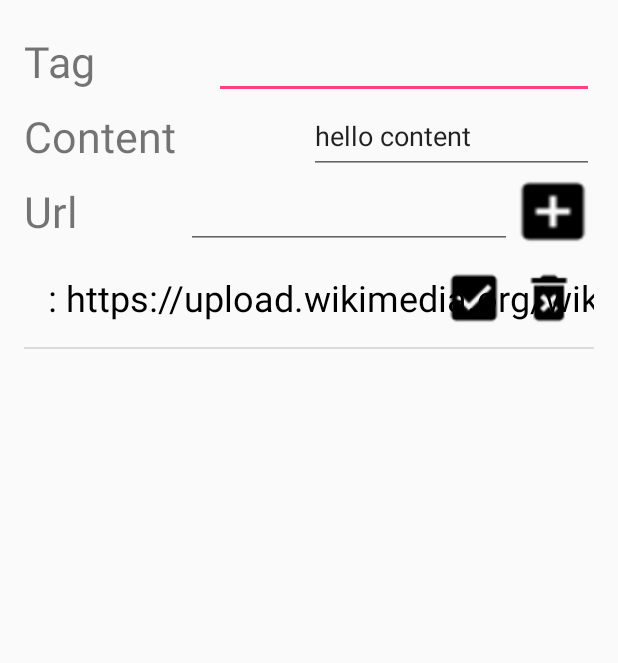
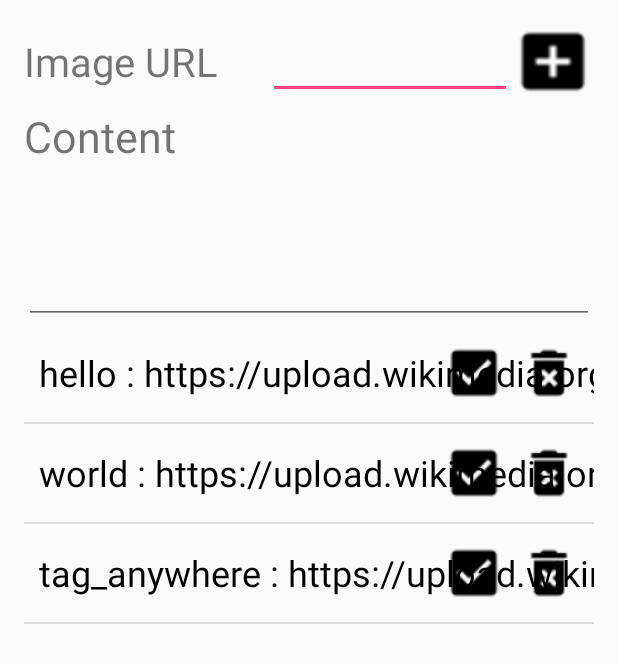
Before and after one commit to hayoungc/CS543_PubSubImage, an Android app: the PubActivity screen opened directly, with no data from a screen before it, after a tap on an icon or button, on a phone screen of 412 x 824 dp. Shown: the top 663 px of the screen. Run offline under Robolectric (Android 15) with nearby library versions, the phone set to English and light mode, and no system bars; libraries missing offline, so code that uses them is left out: org.eclipse.paho; 5 statements that could not run were skipped.

Commit message:
Able to handle multiple tags in content

```diff
--- a/app/src/main/java/com/example/jaewonkim/pubsubimage/MainActivity.java
+++ b/app/src/main/java/com/example/jaewonkim/pubsubimage/MainActivity.java
@@ -18,9 +18,6 @@ public class MainActivity extends TabActivity {
     private static String TAG = "MainActivity";
 
     private static String TAB_TAG_FEED = "Feed";
-
-    // TODO: Update this.
-    private static String MQTT_SERVER_URI = "tcp://iot.eclipse.org:1883";
 
     private MqttAndroidClient mMqttClient;
     private TabHost mTab;
--- a/app/src/main/java/com/example/jaewonkim/pubsubimage/PubActivity.java
+++ b/app/src/main/java/com/example/jaewonkim/pubsubimage/PubActivity.java
@@ -8,6 +8,8 @@ import android.view.View;
 import android.widget.EditText;
 import android.widget.ListView;
 import java.util.UUID;
+import java.util.regex.Matcher;
+import java.util.regex.Pattern;
 
 import org.eclipse.paho.android.service.MqttAndroidClient;
 import org.eclipse.paho.client.mqttv3.*;
@@ -16,9 +18,8 @@ public class PubActivity extends Activity {
 
     ListView listView;
     ListViewAdapter adapter;
-    EditText TagText;
+    EditText ImgURL;
     EditText ContentText;
-    EditText UrlText;
 
     private MqttAndroidClient mMqttClient;
 
@@ -33,44 +34,51 @@ public class PubActivity extends Activity {
         listView = (ListView)findViewById(R.id.pubList);
         listView.setAdapter(adapter);
 
-        TagText = (EditText)findViewById(R.id.TagText);
+        ImgURL = (EditText)findViewById(R.id.ImgURL);
         ContentText = (EditText)findViewById(R.id.ContentText);
-        UrlText = (EditText)findViewById(R.id.UrlText);
 
-        ContentText.setText("hello content");
-        UrlText.setText("https://upload.wikimedia.org/wikipedia/commons/thumb/2/2f/Google_2015_logo.svg/200px-Google_2015_logo.svg.png");
+        ImgURL.setText("https://upload.wikimedia.org/wikipedia/commons/thumb/2/2f/Google_2015_logo.svg/200px-Google_2015_logo.svg.png");
+        ContentText.setText("#hello #world content #tag_anywhere");
 
     }
 
     public void addPub(View v) {
-        String tagName = TagText.getText().toString();
+        Pattern tagPattern = Pattern.compile("#(\\w+)");
+
+        String urlName = ImgURL.getText().toString();
         String content = ContentText.getText().toString();
-        String urlName = UrlText.getText().toString();
-        tagName = tagName.replaceAll(" ", "");
+
+        Matcher match = tagPattern.matcher(content);
 
         try {
             MqttAndroidClient mqttAndroidClient = MqttClientManager.getMqttClient();
             FeedPost fp = new FeedPost(UUID.randomUUID(), urlName, content);
             MqttMessage message = new MqttMessage();
             message.setPayload(fp.toJson().toString().getBytes());
-            mqttAndroidClient.publish(tagName, message);
-            System.out.println("LOG: " + "Message Published");
-            if(!mqttAndroidClient.isConnected()){
-                System.out.println("LOG: Publish failed because connection is lost");
+
+            while (match.find()) {
+                String curTag = match.group().substring(1);
+                mqttAndroidClient.publish(curTag, message);
+                System.out.println("LOG: Message Published on tag: " + curTag);
+                if (!mqttAndroidClient.isConnected()) {
+                    System.out.println("LOG: Publish failed because connection is lost");
+                    break;
+                }
+
+                adapter.addItem(curTag + " : " + urlName);
             }
         } catch (MqttException e) {
             System.err.println("Error Publishing: " + e.getMessage());
             e.printStackTrace();
         }
 
-        adapter.addItem(tagName+" : "+urlName);
         runOnUiThread(new Runnable() {
             @Override
             public void run() {
                 adapter.notifyDataSetChanged();
             }
         });
-        TagText.setText("");
-        UrlText.setText("");
+        ImgURL.setText("");
+        ContentText.setText("");
     }
 }
--- a/app/src/main/res/layout/activity_pub.xml
+++ b/app/src/main/res/layout/activity_pub.xml
@@ -19,15 +19,23 @@
         <TextView
             android:layout_width="0dp"
             android:layout_height="match_parent"
-            android:layout_weight="2"
-            android:text="Tag"
-            android:textSize="13pt"
+            android:layout_weight="3"
+            android:text="Image URL"
+            android:textSize="12pt"
             android:gravity="center_vertical"/>
         <EditText
             android:layout_width="0dp"
             android:layout_height="match_parent"
-            android:layout_weight="4"
-            android:id="@+id/TagText"/>
+            android:layout_weight="3"
+            android:textSize="12pt"
+            android:id="@+id/ImgURL"/>
+        <Button
+            android:layout_width="0dp"
+            android:layout_height="match_parent"
+            android:layout_weight="1"
+            android:background="@drawable/add_topic"
+            android:id="@+id/addPub"
+            android:onClick="addPub"/>
 
     </LinearLayout>
 
@@ -43,38 +51,19 @@
             android:text="Content"
             android:textSize="13pt"
             android:gravity="center_vertical"/>
-        <EditText
-            android:layout_width="0dp"
-            android:layout_height="match_parent"
-            android:layout_weight="3"
-            android:id="@+id/ContentText"/>
     </LinearLayout>
 
     <LinearLayout
         android:layout_width="match_parent"
-        android:layout_height="50dp"
+        android:layout_height="100dp"
         android:orientation="horizontal">
 
-        <TextView
-            android:layout_width="0dp"
+        <EditText
+            android:layout_width="match_parent"
             android:layout_height="match_parent"
-            android:layout_weight="2"
-            android:text="Url"
-            android:textSize="13pt"
-            android:gravity="center_vertical"/>
-        <EditText
-            android:layout_width="0dp"
-            android:layout_height="match_parent"
-            android:layout_weight="4"
-            android:id="@+id/UrlText"/>
-        <Button
-            android:layout_width="0dp"
-            android:layout_height="match_parent"
-            android:layout_weight="1"
-            android:background="@drawable/add_topic"
-            android:id="@+id/addPub"
-            android:onClick="addPub"/>
-
+            android:layout_weight="3"
+            android:textSize="10pt"
+            android:id="@+id/ContentText"/>
     </LinearLayout>
 
     <ListView
```
